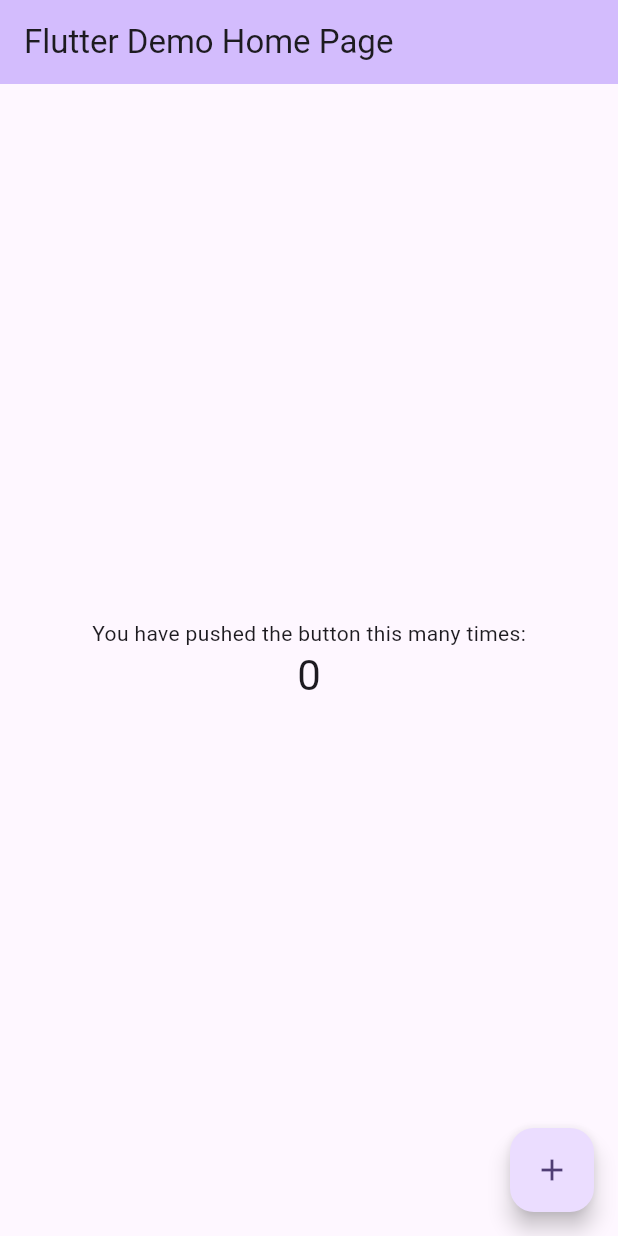
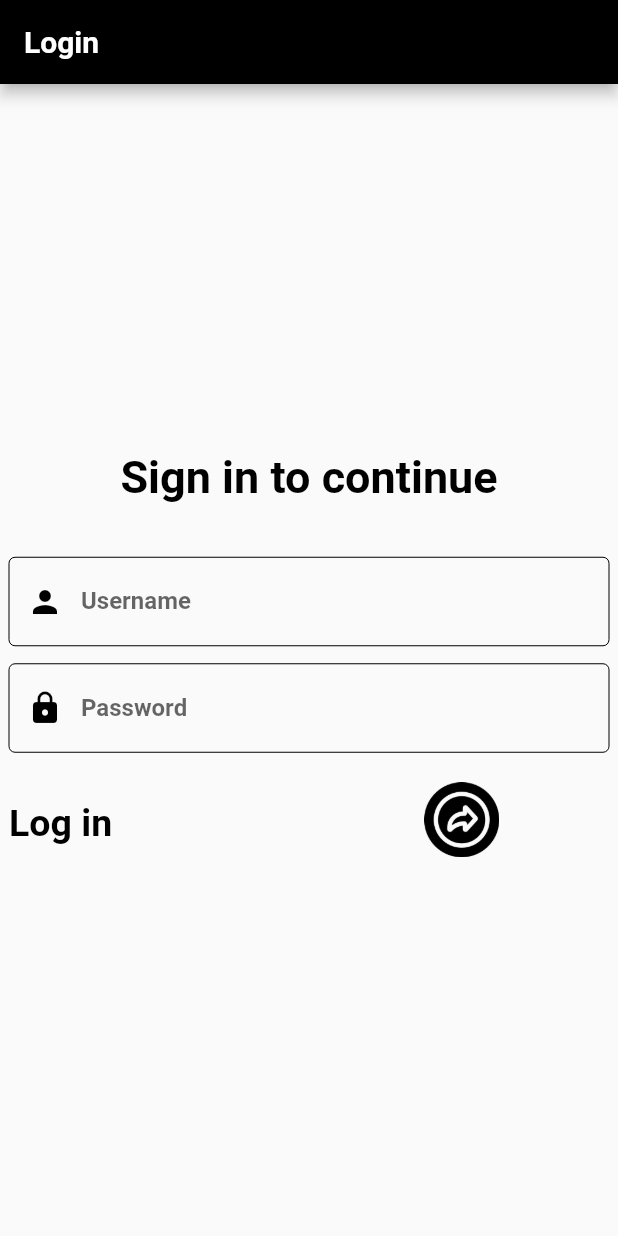
Before and after one commit to Daniyal-Qureshi/Fitness_App, a Flutter app: the screen it shows after launch, on a phone screen of 412 x 824 dp. Run offline on Flutter 3.47's test engine with Material 2 defaults, Android fonts, the phone set to English and light mode, and no system bars; our stand-ins replace hive, hive_flutter; accounts and stored records are empty; Roboto replaces fonts that are missing (Raleway).

Commit message:
Designed and implemented login feature

```diff
--- /dev/null
+++ b/lib/Pin.dart
@@ -0,0 +1,15 @@
+import 'package:flutter/material.dart';
+
+class Pin extends StatefulWidget {
+  const Pin({super.key});
+
+  @override
+  State<Pin> createState() => _PinState();
+}
+
+class _PinState extends State<Pin> {
+  @override
+  Widget build(BuildContext context) {
+    return const Placeholder();
+  }
+}
--- /dev/null
+++ b/lib/database.dart
@@ -0,0 +1,25 @@
+import 'dart:developer' as developer;
+import 'package:hive/hive.dart';
+
+class Database {
+  static var user_data; //user data
+  //initialize the database
+  static initialize() {
+    //open the box
+    final fitness = Hive.box("fitnessx");
+    //check if the user data is present or not
+    if (fitness.get("user") == null) {
+      fitness.put("user",
+          {"username": "daniel", "password": "1234", "pin": "12345678"});
+      //put the user data
+    }
+    //check if the videos data is present or not
+    if (fitness.get("videos") == null) {
+      fitness.put("videos", []);
+      //put the videos data
+    }
+
+    developer.log("data added ${fitness.get('user')}"); //log the data
+    user_data = fitness.get('user'); //get the user data
+  }
+}
--- /dev/null
+++ b/lib/login.dart
@@ -0,0 +1,191 @@
+import 'package:fitness_geek/Pin.dart';
+import 'package:fitness_geek/database.dart';
+import 'package:flutter/material.dart';
+
+class Login extends StatefulWidget {
+  @override
+  State<StatefulWidget> createState() => Loginstate();
+}
+
+class Loginstate extends State<Login> {
+  @override
+  void initState() {
+    super.initState();
+    Database.initialize();
+  }
+
+  final TextEditingController _username =
+      TextEditingController(); //edit username
+  final TextEditingController _password =
+      TextEditingController(); // edit password
+  bool isvisible = false; //error message visibility
+  String errormessage = ""; //error message
+
+  void checkCredentials() async {
+    if (_username.text.isEmpty || _password.text.isEmpty) {
+      setState(() {
+        isvisible = true;
+        errormessage = "Please enter credentials";
+      });
+    } else if (_username.text == Database.user_data['username'] &&
+        _password.text == Database.user_data['password']) {
+      Navigator.of(context).popUntil((route) => route.isFirst);
+
+      Navigator.pushReplacement(
+          context, MaterialPageRoute(builder: (BuildContext context) => Pin()));
+    } else {
+      setState(() {
+        isvisible = true;
+        errormessage = "Invalid Credentials";
+      });
+    }
+  }
+
+  @override
+  Widget build(BuildContext context) {
+    return MaterialApp(
+      debugShowCheckedModeBanner: false,
+      theme: ThemeData(fontFamily: 'Raleway'), //font family
+      home: Scaffold(
+        appBar: AppBar(
+          title: const Text(
+            "Login",
+            style: TextStyle(fontWeight: FontWeight.bold),
+          ),
+          backgroundColor: Colors.black,
+        ),
+        //body
+        body: Center(
+          child: SingleChildScrollView(
+            child: Column(
+              mainAxisAlignment: MainAxisAlignment.center,
+              children: [
+                const Align(
+                    alignment: Alignment.topCenter,
+                    child: Text(
+                      "Sign in to continue",
+                      style: TextStyle(
+                          fontSize: 30,
+                          fontWeight: FontWeight.bold,
+                          color: Colors.black),
+                    )),
+                Container(
+                  margin: const EdgeInsets.only(top: 30),
+                  child: Column(
+                    crossAxisAlignment: CrossAxisAlignment.center,
+                    children: [
+                      //error message
+                      Visibility(
+                          visible: isvisible,
+                          child: Padding(
+                            padding: const EdgeInsets.only(left: 6, right: 6),
+                            child: Container(
+                                width: double.infinity,
+                                height: 50,
+                                color: Color(int.parse("0xff${"f4c2c2"}")),
+                                child: Align(
+                                  child: Text(errormessage,
+                                      textAlign: TextAlign.center,
+                                      style: const TextStyle(
+                                          fontSize: 15,
+                                          fontWeight: FontWeight.bold,
+                                          color: Colors.red)),
+                                )),
+                          )),
+                      //username field
+                      Padding(
+                        padding: const EdgeInsets.all(6.0),
+                        child: TextField(
+                          controller: _username,
+                          onChanged: (text) {
+                            setState(() {
+                              isvisible = false;
+                            });
+                          },
+                          maxLines: null,
+                          style: const TextStyle(
+                              color: Colors.black, fontWeight: FontWeight.bold),
+                          keyboardType: TextInputType.text,
+                          textCapitalization: TextCapitalization.none,
+                          decoration: const InputDecoration(
+                              enabledBorder: OutlineInputBorder(
+                                borderSide: BorderSide(
+                                    color: Colors.black, width: 0.0),
+                              ),
+                              focusedBorder:  OutlineInputBorder(
+                                borderSide: BorderSide(
+                                    color: Colors.black, width: 0.0),
+                              ),
+                              prefixIcon: Icon(
+                                Icons.person,
+                                color: Colors.black,
+                              ),
+                              border: OutlineInputBorder(),
+                              labelStyle:
+                                  TextStyle(fontWeight: FontWeight.bold),
+                              labelText: "Username"),
+                        ),
+                      ),
+                      //password field
+                      Padding(
+                        padding: const EdgeInsets.all(6.0),
+                        child: TextField(
+                          style: const TextStyle(
+                              color: Colors.black, fontWeight: FontWeight.bold),
+                          controller: _password,
+                          onChanged: (text) {
+                            setState(() {
+                              isvisible = false;
+                            });
+                          },
+                          obscureText: true,
+                          decoration: const InputDecoration(
+                              prefixIcon: Icon(
+                                Icons.lock,
+                                color: Colors.black,
+                              ),
+                              enabledBorder: OutlineInputBorder(
+                                borderSide: BorderSide(
+                                    color: Colors.black, width: 0.0),
+                              ),
+                              focusedBorder: OutlineInputBorder(
+                                borderSide: BorderSide(
+                                    color: Colors.black, width: 0.0),
+                              ),
+                              border: OutlineInputBorder(),
+                              labelStyle:
+                                  TextStyle(fontWeight: FontWeight.bold),
+                              labelText: "Password"),
+                        ),
+                      ),
+                      //login button
+                      Row(children: [
+                        const Padding(
+                            padding: EdgeInsets.only(left: 6, top: 10),
+                            child: Text("Log in",
+                                style: TextStyle(
+                                  fontWeight: FontWeight.bold,
+                                  fontSize: 25,
+                                  color: Colors.black,
+                                ))),
+                        Padding(
+                            padding: const EdgeInsets.only(top: 6, left: 200),
+                            child: IconButton(
+                                icon:
+                                    Image.asset('assets/images/rightarrow.png'),
+                                iconSize: 50,
+                                onPressed: () {
+                                  checkCredentials();
+                                }))
+                      ]),
+                    ],
+                  ),
+                ),
+              ],
+            ),
+          ),
+        ),
+      ),
+    );
+  }
+}
--- a/lib/main.dart
+++ b/lib/main.dart
@@ -1,125 +1,22 @@
+import 'package:fitness_geek/login.dart';
 import 'package:flutter/material.dart';
+import 'package:hive_flutter/adapters.dart';
 
-void main() {
-  runApp(const MyApp());
+void main() async {
+  WidgetsFlutterBinding.ensureInitialized(); // initialize the Flutter bindings
+
+  await Hive.initFlutter(); // initialize the Hive library for Flutter
+  await Hive.openBox("fitnessx"); // open a Hive box for the app data storage
+
+  runApp( App() );
 }
 
-class MyApp extends StatelessWidget {
-  const MyApp({super.key});
-
-  // This widget is the root of your application.
+class App extends StatelessWidget {
   @override
   Widget build(BuildContext context) {
     return MaterialApp(
-      title: 'Flutter Demo',
-      theme: ThemeData(
-        // This is the theme of your application.
-        //
-        // TRY THIS: Try running your application with "flutter run". You'll see
-        // the application has a blue toolbar. Then, without quitting the app,
-        // try changing the seedColor in the colorScheme below to Colors.green
-        // and then invoke "hot reload" (save your changes or press the "hot
-        // reload" button in a Flutter-supported IDE, or press "r" if you used
-        // the command line to start the app).
-        //
-        // Notice that the counter didn't reset back to zero; the application
-        // state is not lost during the reload. To reset the state, use hot
-        // restart instead.
-        //
-        // This works for code too, not just values: Most code changes can be
-        // tested with just a hot reload.
-        colorScheme: ColorScheme.fromSeed(seedColor: Colors.deepPurple),
-        useMaterial3: true,
-      ),
-      home: const MyHomePage(title: 'Flutter Demo Home Page'),
+      debugShowCheckedModeBanner: false, // disable the debug banner
+      home: Login(), // set the home screen to the Login screen
     );
   }
 }
-
-class MyHomePage extends StatefulWidget {
-  const MyHomePage({super.key, required this.title});
-
-  // This widget is the home page of your application. It is stateful, meaning
-  // that it has a State object (defined below) that contains fields that affect
-  // how it looks.
-
-  // This class is the configuration for the state. It holds the values (in this
-  // case the title) provided by the parent (in this case the App widget) and
-  // used by the build method of the State. Fields in a Widget subclass are
-  // always marked "final".
-
-  final String title;
-
-  @override
-  State<MyHomePage> createState() => _MyHomePageState();
-}
-
-class _MyHomePageState extends State<MyHomePage> {
-  int _counter = 0;
-
-  void _incrementCounter() {
-    setState(() {
-      // This call to setState tells the Flutter framework that something has
-      // changed in this State, which causes it to rerun the build method below
-      // so that the display can reflect the updated values. If we changed
-      // _counter without calling setState(), then the build method would not be
-      // called again, and so nothing would appear to happen.
-      _counter++;
-    });
-  }
-
-  @override
-  Widget build(BuildContext context) {
-    // This method is rerun every time setState is called, for instance as done
-    // by the _incrementCounter method above.
-    //
-    // The Flutter framework has been optimized to make rerunning build methods
-    // fast, so that you can just rebuild anything that needs updating rather
-    // than having to individually change instances of widgets.
-    return Scaffold(
-      appBar: AppBar(
-        // TRY THIS: Try changing the color here to a specific color (to
-        // Colors.amber, perhaps?) and trigger a hot reload to see the AppBar
-        // change color while the other colors stay the same.
-        backgroundColor: Theme.of(context).colorScheme.inversePrimary,
-        // Here we take the value from the MyHomePage object that was created by
-        // the App.build method, and use it to set our appbar title.
-        title: Text(widget.title),
-      ),
-      body: Center(
-        // Center is a layout widget. It takes a single child and positions it
-        // in the middle of the parent.
-        child: Column(
-          // Column is also a layout widget. It takes a list of children and
-          // arranges them vertically. By default, it sizes itself to fit its
-          // children horizontally, and tries to be as tall as its parent.
-          //
-          // Column has various properties to control how it sizes itself and
-          // how it positions its children. Here we use mainAxisAlignment to
-          // center the children vertically; the main axis here is the vertical
-          // axis because Columns are vertical (the cross axis would be
-          // horizontal).
-          //
-          // TRY THIS: Invoke "debug painting" (choose the "Toggle Debug Paint"
-          // action in the IDE, or press "p" in the console), to see the
-          // wireframe for each widget.
-          mainAxisAlignment: MainAxisAlignment.center,
-          children: <Widget>[
-            const Text(
-              'You have pushed the button this many times:',
-            ),
-            Text(
-              '$_counter',
-              style: Theme.of(context).textTheme.headlineMedium,
-            ),
-          ],
-        ),
-      ),
-      floatingActionButton: FloatingActionButton(
-        onPressed: _incrementCounter,
-        tooltip: 'Increment',
-        child: const Icon(Icons.add),
-      ), // This trailing comma makes auto-formatting nicer for build methods.
-    );
-  }
-}
--- a/pubspec.yaml
+++ b/pubspec.yaml
@@ -35,6 +35,8 @@ dependencies:
   # The following adds the Cupertino Icons font to your application.
   # Use with the CupertinoIcons class for iOS style icons.
   cupertino_icons: ^1.0.2
+  hive: ^2.2.3
+  hive_flutter:
 
 dev_dependencies:
   flutter_test:
@@ -59,7 +61,8 @@ flutter:
   uses-material-design: true
 
   # To add assets to your application, add an assets section, like this:
-  # assets:
+  assets:
+    - assets/images/
   #   - images/a_dot_burr.jpeg
   #   - images/a_dot_ham.jpeg
 
```
Also changed, not shown: assets/images/rightarrow.png (added), pubspec.lock, 1 other file.
